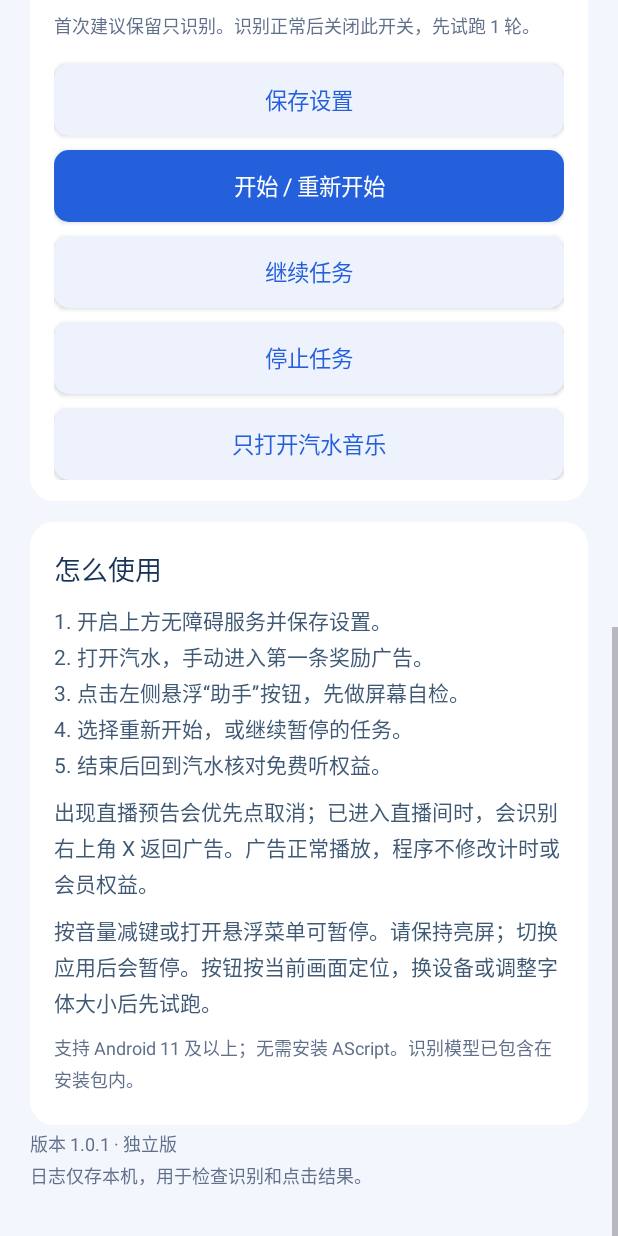
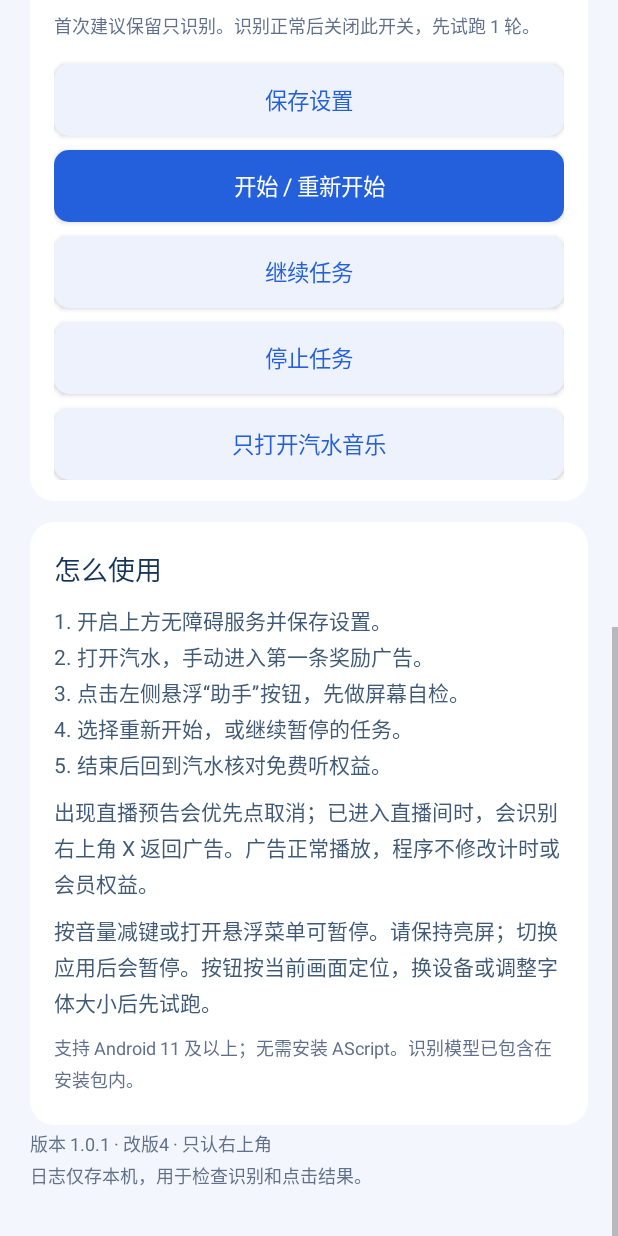
Before and after one commit to smart0boy/qishuiAScriptProject-android, an Android app: the screen it shows after launch (MainActivity), scrolled down 847 dp, on a phone screen of 412 x 824 dp. Run offline under Robolectric (Android 15) with nearby library versions, the phone set to English and light mode, and no system bars.

Commit message:
Update version message in MainActivity

```diff
--- a/app/src/main/java/cn/qishui/helper/MainActivity.java
+++ b/app/src/main/java/cn/qishui/helper/MainActivity.java
@@ -84,7 +84,7 @@ public final class MainActivity extends Activity {
         text(guide, "出现直播预告会优先点取消；已进入直播间时，会识别右上角 X 返回广告。广告正常播放，程序不修改计时或会员权益。", 14, 0xFF405A75);
         text(guide, "按音量减键或打开悬浮菜单可暂停。请保持亮屏；切换应用后会暂停。按钮按当前画面定位，换设备或调整字体大小后先试跑。", 14, 0xFF405A75);
         text(guide, "支持 Android 11 及以上；无需安装 AScript。识别模型已包含在安装包内。", 12, 0xFF61708A);
-        text(page, "版本 " + BuildConfig.VERSION_NAME + " · 独立版\n日志仅存本机，用于检查识别和点击结果。", 12, 0xFF61708A);
+        text(page, "版本 " + BuildConfig.VERSION_NAME + " · 改版4 · 只认右上角\n日志仅存本机，用于检查识别和点击结果。", 12, 0xFF61708A);
     }
     private LinearLayout card(LinearLayout parent) {
         LinearLayout box = new LinearLayout(this); box.setOrientation(LinearLayout.VERTICAL); box.setPadding(dp(16), dp(14), dp(16), dp(14)); box.setBackground(background(Color.WHITE, 16));
```
